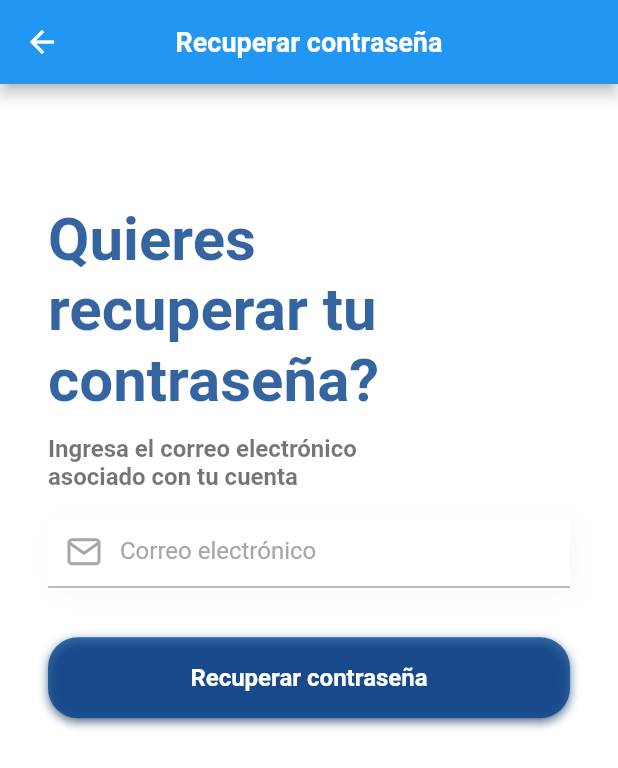
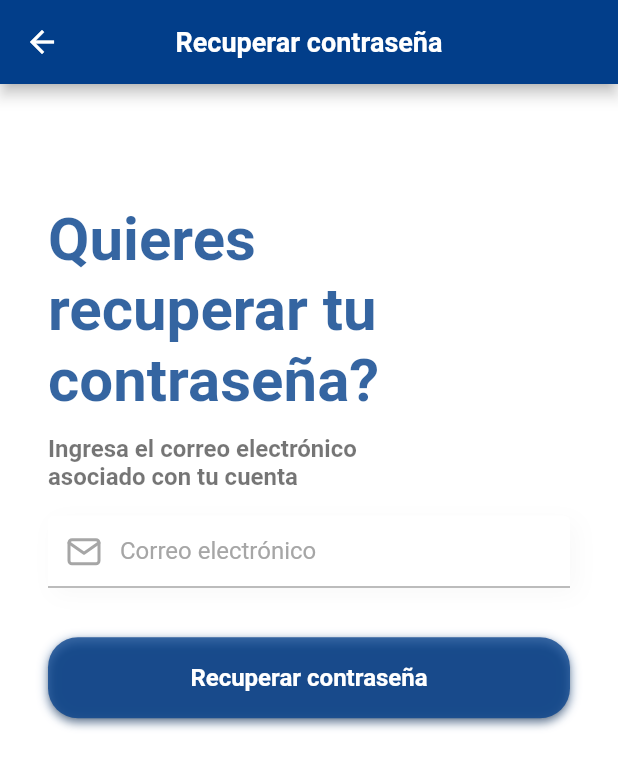
Before and after one commit to dafm10/flutter_app_rdm, a Flutter app: the screen it shows after launch, after a tap on "Olvidé mi contraseña", on a phone screen of 412 x 824 dp. Shown: the top 768 px of the screen. Run offline on Flutter 3.47's test engine with Material 2 defaults, Android fonts, the phone set to English and light mode, and no system bars; our stand-ins replace cloud_firestore, firebase_core, flutter_svg, lottie, shared_preferences; accounts and stored records are empty; network calls fail.

Commit message:
usermodel 1

```diff
--- a/lib/main.dart
+++ b/lib/main.dart
@@ -1,8 +1,11 @@
+import 'package:firebase_core/firebase_core.dart';
 import 'package:flutter/material.dart';
 import 'package:flutter_app_rdm/pages/doctor/pages.dart';
 import 'package:flutter_app_rdm/utils/utils.dart';
 
-void main() {
+void main() async {
+  WidgetsFlutterBinding.ensureInitialized();
+  await Firebase.initializeApp();
   runApp(const MyApp());
 }
 
--- a/lib/models/models.dart
+++ b/lib/models/models.dart
@@ -1 +1,2 @@
 export 'checkbox_model.dart';
+export 'user_model.dart';
--- a/lib/pages/doctor/home_doctor_page.dart
+++ b/lib/pages/doctor/home_doctor_page.dart
@@ -80,7 +80,7 @@ class _HomeDoctorPageState extends State<HomeDoctorPage> {
         Lottie.network(
           "https://assets2.lottiefiles.com/packages/lf20_xyadoh9h.json",
           animate: false,
-          height: 210.0,
+          height: responsive.hp(25),
         ),
       ]),
     );
--- a/lib/pages/doctor/register_doctor_page.dart
+++ b/lib/pages/doctor/register_doctor_page.dart
@@ -99,7 +99,7 @@ class _RegisterDoctorPageState extends State<RegisterDoctorPage> {
                             icon: "hash",
                             controller: _copController,
                             isNumeric: true,
-                            typeInput: TypeInputTextField.dni,
+                            typeInput: TypeInputTextField.cop,
                           ),
                           SizedBox(height: responsive.hp(2)),
                           TextFieldNormalWidget(
--- a/lib/pages/doctor/restart_password_page.dart
+++ b/lib/pages/doctor/restart_password_page.dart
@@ -13,6 +13,7 @@ class RestartPasswordPage extends StatelessWidget {
     ResponsiveUI responsive = ResponsiveUI(context);
     return Scaffold(
       appBar: AppBar(
+        backgroundColor: priColor,
         title: const Text(
           "Recuperar contraseña",
           style: TextStyle(
--- a/lib/utils/helpers.dart
+++ b/lib/utils/helpers.dart
@@ -1,4 +1,5 @@
 enum TypeInputTextField {
   dni,
   phone,
+  cop,
 }
--- a/lib/widget/textfield_normal_widget.dart
+++ b/lib/widget/textfield_normal_widget.dart
@@ -39,7 +39,9 @@ class TextFieldNormalWidget extends StatelessWidget {
         maxLength: isNumeric
             ? typeInput == TypeInputTextField.dni
                 ? 8
-                : 9
+                : typeInput == TypeInputTextField.cop
+                    ? 5
+                    : 9
             : null,
         keyboardType: isNumeric ? TextInputType.number : TextInputType.text,
         inputFormatters: isNumeric
--- a/pubspec.yaml
+++ b/pubspec.yaml
@@ -28,7 +28,9 @@ environment:
 # the latest version available on pub.dev. To see which dependencies have newer
 # versions available, run `flutter pub outdated`.
 dependencies:
+  cloud_firestore: ^4.8.0
   cupertino_icons: ^1.0.2
+  firebase_core: ^2.13.1
   flutter:
     sdk: flutter
   flutter_svg: ^2.0.5
```
Also changed, not shown: lib/models/user_model.dart (added, +39 -0 lines), lib/pages/doctor/login_doctor_page.dart (+27 -11 lines), pubspec.lock, 3 other files.
